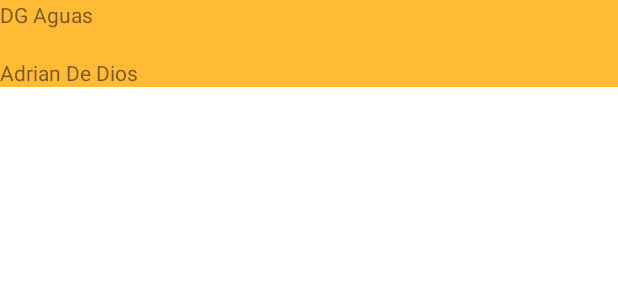
After one commit to JoelEspinal/client-directions, an Android app: the layout recycleview_client_item.xml on its own in the app's theme, with its tools: preview values and no code run, on a phone screen of 412 x 824 dp. The commit adds this screen. Shown: the top 300 px of the screen. Run offline under Robolectric (Android 15) with nearby library versions, the phone set to English and light mode, and no system bars.

Commit message:
✨ Add client list with recycleview

```diff
--- /dev/null
+++ b/app/src/main/res/layout/recycleview_client_item.xml
@@ -0,0 +1,36 @@
+<?xml version="1.0" encoding="utf-8"?>
+<androidx.constraintlayout.widget.ConstraintLayout xmlns:android="http://schemas.android.com/apk/res/android"
+    xmlns:app="http://schemas.android.com/apk/res-auto"
+    xmlns:tools="http://schemas.android.com/tools"
+    android:layout_width="match_parent"
+    android:layout_height="wrap_content">
+
+    <TextView
+        android:id="@+id/client_name_textview"
+        android:layout_width="0dp"
+        android:layout_height="wrap_content"
+        android:background="@android:color/holo_orange_light"
+        app:layout_constraintEnd_toEndOf="parent"
+        app:layout_constraintStart_toStartOf="parent"
+        app:layout_constraintTop_toTopOf="parent"
+        tools:text="DG Aguas" />
+
+    <TextView
+        android:id="@+id/agent_name_textview"
+        android:layout_width="0dp"
+        android:layout_height="wrap_content"
+        android:background="@android:color/holo_orange_light"
+        app:layout_constraintEnd_toEndOf="parent"
+        app:layout_constraintStart_toStartOf="parent"
+        app:layout_constraintTop_toBottomOf="@+id/social_reason_textview"
+        tools:text="Adrian De Dios" />
+
+    <TextView
+        android:id="@+id/social_reason_textview"
+        android:layout_width="0dp"
+        android:layout_height="wrap_content"
+        android:background="@android:color/holo_orange_light"
+        app:layout_constraintEnd_toEndOf="parent"
+        app:layout_constraintStart_toStartOf="parent"
+        app:layout_constraintTop_toBottomOf="@+id/client_name_textview" />
+</androidx.constraintlayout.widget.ConstraintLayout>
```
Also changed, not shown: app/src/main/java/com/beanstage/clientinfo/activities/ClientActivity.kt (+40 -5 lines), app/src/main/java/com/beanstage/clientinfo/adapters/ClientListAdapter.kt (added, +57 -0 lines), app/src/main/res/layout/client_activity.xml (+13 -3 lines).
